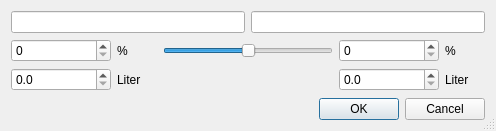
Qt form kleiner-brauhelfer/dialogs/dlgsudteilen.ui (kleiner-brauhelfer/kleiner-brauhelfer-2) before a commit.
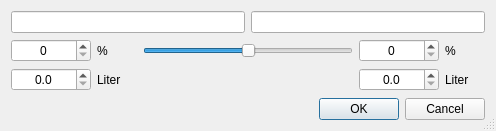
The same form after that commit. Custom widgets are drawn as their Qt base class.

What changed in the file:
```diff
--- a/kleiner-brauhelfer/dialogs/dlgsudteilen.ui
+++ b/kleiner-brauhelfer/dialogs/dlgsudteilen.ui
@@ -47,13 +47,16 @@
       <widget class="SpinBox" name="spinBox_Percent1">
        <property name="minimumSize">
         <size>
-         <width>100</width>
+         <width>80</width>
          <height>0</height>
         </size>
        </property>
        <property name="toolTip">
         <string>&lt;html&gt;&lt;head/&gt;&lt;body&gt;&lt;p&gt;In diesem Feld wird die &lt;span style=&quot; font-weight:600;&quot;&gt;erste Teilmenge&lt;/span&gt; des geteilten Sudes &lt;span style=&quot; font-weight:600;&quot;&gt;prozentual&lt;/span&gt; bestimmt. Die zweite Teilmenge wird automatisch ermittelt.&lt;/p&gt;&lt;p&gt;&lt;span style=&quot; font-weight:600;&quot;&gt;Sude teilen&lt;/span&gt; ist eine gute Methode, um Variationen zeit- und kostengünstig umzusetzen.&lt;/p&gt;&lt;/body&gt;&lt;/html&gt;</string>
        </property>
+       <property name="alignment">
+        <set>Qt::AlignCenter</set>
+       </property>
        <property name="maximum">
         <number>100</number>
        </property>
@@ -70,13 +73,16 @@
       <widget class="SpinBox" name="spinBox_Percent2">
        <property name="minimumSize">
         <size>
-         <width>100</width>
+         <width>80</width>
          <height>0</height>
         </size>
        </property>
        <property name="toolTip">
         <string>&lt;html&gt;&lt;head/&gt;&lt;body&gt;&lt;p&gt;In diesem Feld wird die &lt;span style=&quot; font-weight:600;&quot;&gt;zweite Teilmenge &lt;/span&gt;des geteilten Sudes &lt;span style=&quot; font-weight:600;&quot;&gt;prozentual&lt;/span&gt; bestimmt. Die erste Teilmenge wird automatisch ermittelt.&lt;/p&gt;&lt;p&gt;&lt;span style=&quot; font-weight:600;&quot;&gt;Sude teilen&lt;/span&gt; ist eine gute Methode, um Variationen zeit- und kostengünstig umzusetzen.&lt;/p&gt;&lt;/body&gt;&lt;/html&gt;</string>
        </property>
+       <property name="alignment">
+        <set>Qt::AlignCenter</set>
+       </property>
        <property name="maximum">
         <number>100</number>
        </property>
@@ -110,6 +116,9 @@
        <property name="toolTip">
         <string>&lt;html&gt;&lt;head/&gt;&lt;body&gt;&lt;p&gt;In diesem Feld wird die zweite Menge des geteilten Sudes &lt;span style=&quot; font-weight:600;&quot;&gt;nach Menge&lt;/span&gt; bestimmt. Die erste Teilmenge wird automatisch ermittelt.&lt;/p&gt;&lt;/body&gt;&lt;/html&gt;</string>
        </property>
+       <property name="alignment">
+        <set>Qt::AlignCenter</set>
+       </property>
        <property name="decimals">
         <number>1</number>
        </property>
@@ -152,6 +161,9 @@
        <property name="toolTip">
         <string>&lt;html&gt;&lt;head/&gt;&lt;body&gt;&lt;p&gt;In diesem Feld wird die erste Menge des geteilten Sudes &lt;span style=&quot; font-weight:600;&quot;&gt;nach Menge&lt;/span&gt; bestimmt. Die zweite Teilmenge wird automatisch ermittelt.&lt;/p&gt;&lt;/body&gt;&lt;/html&gt;</string>
        </property>
+       <property name="alignment">
+        <set>Qt::AlignCenter</set>
+       </property>
        <property name="decimals">
         <number>1</number>
        </property>
```
